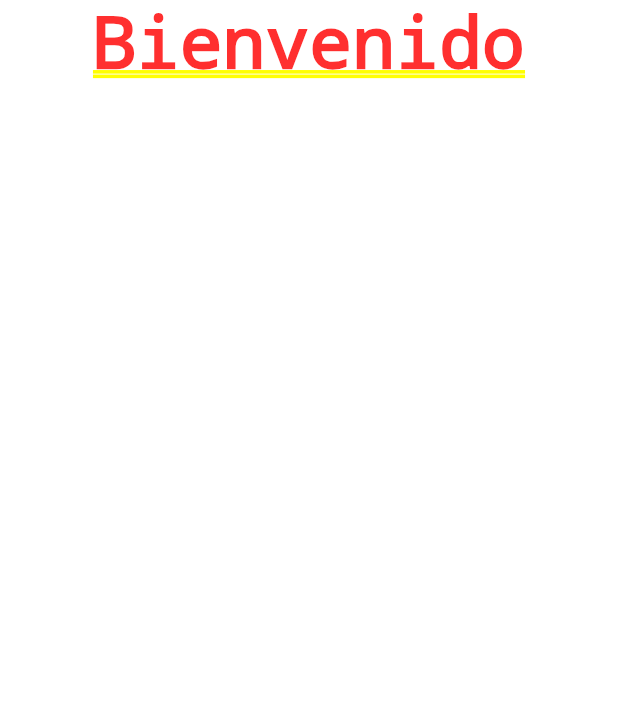
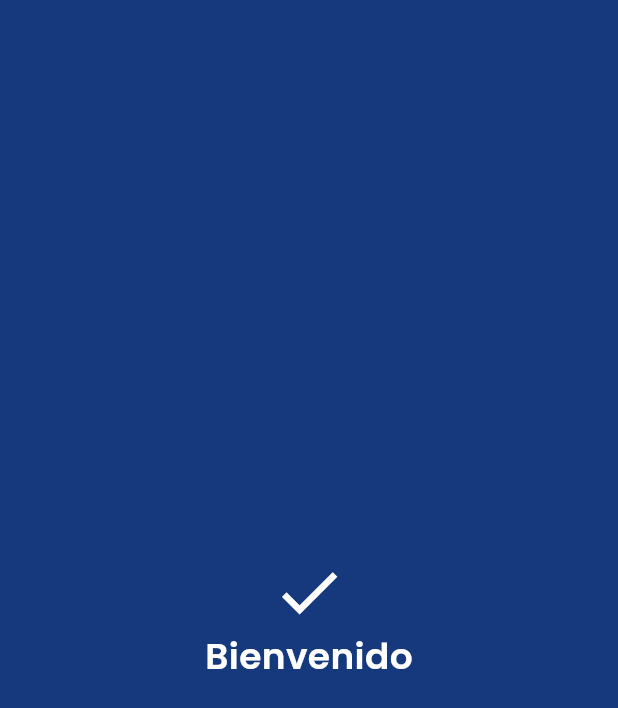
Before and after one commit to AnneYelly/App_notas, a Flutter app: the first screen one second after launch, on a phone screen of 412 x 824 dp. Shown: the top 708 px of the screen. Run offline on Flutter 3.47's test engine with Material 3 defaults, Android fonts, the phone set to English and light mode, and no system bars; our stand-ins replace get, google_fonts.

Commit message:
Avance de proyecto splashview

```diff
--- a/app_notas/lib/app.dart
+++ b/app_notas/lib/app.dart
@@ -2,7 +2,9 @@ import 'package:app_notas/configuration/router/pages.dart';
 import 'package:app_notas/configuration/router/routes.dart';
 import 'package:app_notas/configuration/theme/app_colors.dart';
 import 'package:flutter/material.dart';
+import 'package:flutter_localizations/flutter_localizations.dart';
 import 'package:get/get_navigation/get_navigation.dart';
+
 
 class AppNotas extends StatelessWidget {
   const AppNotas({super.key});
@@ -14,12 +16,16 @@ class AppNotas extends StatelessWidget {
       debugShowCheckedModeBanner: false,
       theme: ThemeData().copyWith(scaffoldBackgroundColor: AppColors.lastColor, ),
       defaultTransition: Transition.fade,
-      home: const Text('Hola mundo'),
       initialRoute: Routes.splash,
       getPages: Pages.page.map((page) {
   return GetPage(name: page.name,page: () => page.page(),binding: page.binding,);
 }).toList(),
       locale: const Locale('es', 'ES'),
+      localizationsDelegates: const [
+        GlobalCupertinoLocalizations.delegate,
+        GlobalMaterialLocalizations.delegate,
+        GlobalWidgetsLocalizations.delegate,
+      ],
       supportedLocales: const [
       Locale('es', 'PE'),
       ],
--- a/app_notas/lib/configuration/theme/app_colors.dart
+++ b/app_notas/lib/configuration/theme/app_colors.dart
@@ -4,4 +4,5 @@ abstract class AppColors {
   static const Color primaryColor = Color.fromRGBO(22, 57, 125, 1);
   static const Color secondaryColor = Color.fromRGBO(150, 143, 250, 1);
   static const Color lastColor = Color.fromRGBO(255, 255, 255, 1);
+  static const Color colorWhite = Color.fromRGBO(255, 255, 255, 1);
 }
--- /dev/null
+++ b/app_notas/lib/configuration/theme/app_text_styles.dart
@@ -0,0 +1,12 @@
+import 'package:app_notas/configuration/theme/app_colors.dart';
+import 'package:flutter/widgets.dart';
+import 'package:google_fonts/google_fonts.dart';
+
+class AppTextStyles {
+  static TextStyle poppins24WhiteSemibold = GoogleFonts.poppins(
+    fontSize: 24,
+    color: AppColors.colorWhite,
+    fontWeight: FontWeight.w600,
+
+  );
+}
--- a/app_notas/lib/presentation/login/login_view.dart
+++ b/app_notas/lib/presentation/login/login_view.dart
@@ -1,3 +1,4 @@
+import 'package:app_notas/configuration/theme/app_colors.dart';
 import 'package:flutter/material.dart';
 
 class LoginView extends StatelessWidget {
@@ -5,6 +6,9 @@ class LoginView extends StatelessWidget {
 
   @override
   Widget build(BuildContext context) {
-    return const Text("Pantalla Login", textAlign: TextAlign.center,);
+    return const Scaffold(
+      backgroundColor: AppColors.colorWhite,
+      body: Text("Login"),
+    );
   }
 }
--- a/app_notas/lib/presentation/splash/splash_view.dart
+++ b/app_notas/lib/presentation/splash/splash_view.dart
@@ -1,10 +1,35 @@
+import 'package:app_notas/configuration/theme/app_text_styles.dart';
+import 'package:app_notas/presentation/splash/splash_controller.dart';
 import 'package:flutter/material.dart';
+import 'package:app_notas/configuration/theme/app_colors.dart';
+import 'package:get/get_state_manager/src/simple/get_state.dart';
 
 class SplashView extends StatelessWidget {
   const SplashView({super.key});
 
-  @override
+ @override
   Widget build(BuildContext context) {
-    return const Text("Bienvenido", textAlign: TextAlign.center,);
+    return GetBuilder<SplashController>(
+      builder: (_) => Scaffold(
+        backgroundColor: AppColors.primaryColor,
+        body: Container(
+          alignment: Alignment.center,
+          child: Column(
+            mainAxisSize: MainAxisSize.min,
+            children: [
+              const Icon(
+                Icons.check,
+                size: 50,
+                color: AppColors.colorWhite,
+              ),
+              Text(
+                "Bienvenido",
+                style: AppTextStyles.poppins24WhiteSemibold,
+              ),
+            ],
+          ),
+        ),
+      ),
+    );
   }
 }
--- a/app_notas/pubspec.yaml
+++ b/app_notas/pubspec.yaml
@@ -12,10 +12,12 @@ environment:
 dependencies:
   flutter:
     sdk: flutter
-
+  flutter_localizations:
+    sdk: flutter
 
   cupertino_icons: ^1.0.8
   get: ^4.7.2
+  google_fonts: ^6.3.0
 
 dev_dependencies:
   flutter_test:
```
Also changed, not shown: app_notas/lib/presentation/splash/splash_controller.dart (+19 -0 lines), app_notas/pubspec.lock.
